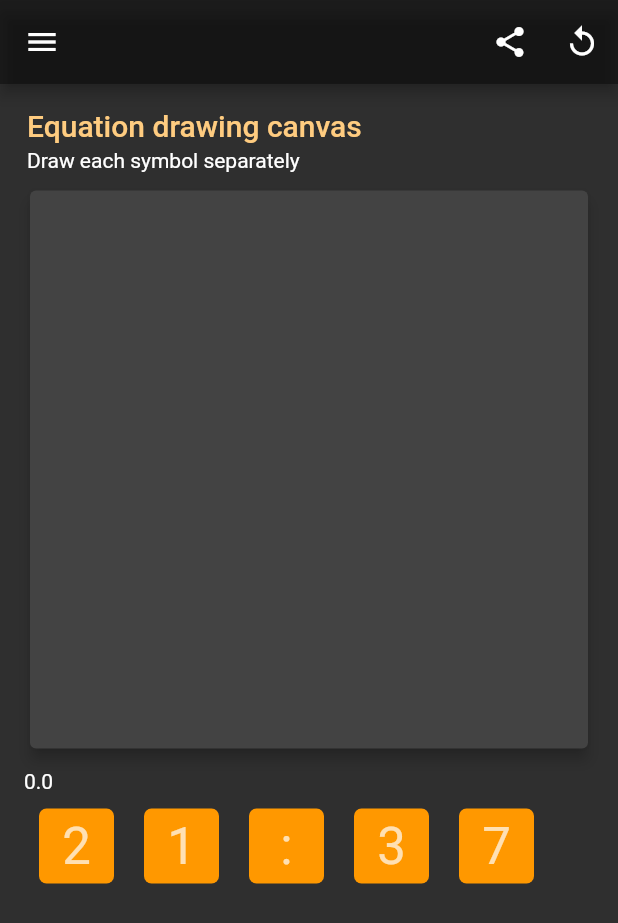
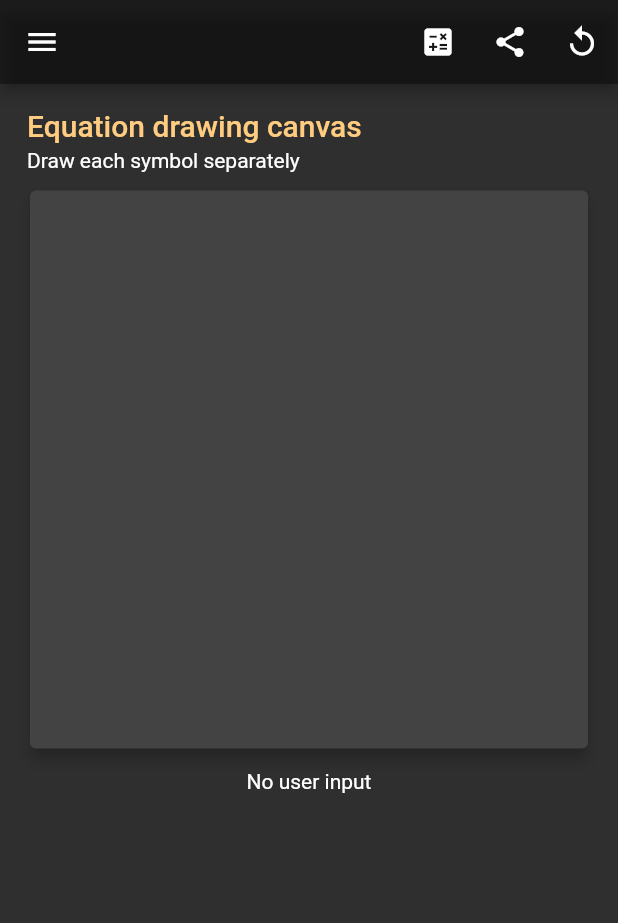
Before and after one commit to IrinUvis/canvas-math-expression-solver-mobile-app, a Flutter app: the screen it shows after launch, after a tap on the "share" icon, on a phone screen of 412 x 824 dp. Shown: the top 923 px of the screen. Run offline on Flutter 3.47's test engine with Material 2 defaults, Android fonts, the phone set to English and light mode, and no system bars; our stand-ins replace dartz, equatable, flutter_riverpod; missing offline and left inert: stack, tflite_flutter.

Commit message:
Modify providers, start implementing them in the main screen

```diff
--- a/lib/canvas/views/canvas_screen.dart
+++ b/lib/canvas/views/canvas_screen.dart
@@ -3,32 +3,34 @@ import 'package:canvas_equation_solver_mobile_app/calculator/calculator.dart';
 import 'package:canvas_equation_solver_mobile_app/canvas/models/drawn_line.dart';
 import 'package:canvas_equation_solver_mobile_app/canvas/widgets/app_drawer.dart';
 import 'package:canvas_equation_solver_mobile_app/canvas/widgets/number_container.dart';
-import 'package:canvas_equation_solver_mobile_app/math_operation_creator/models/math_operation.dart';
 import 'package:canvas_equation_solver_mobile_app/math_operation_creator/services/math_operation_creator.dart';
+import 'package:canvas_equation_solver_mobile_app/providers/equation_result_provider.dart';
+import 'package:canvas_equation_solver_mobile_app/providers/user_input_provider.dart';
 import 'package:canvas_equation_solver_mobile_app/theme/colors.dart';
 import 'package:flutter/material.dart';
+import 'package:flutter_riverpod/flutter_riverpod.dart';
 import '../widgets/drawing_area.dart';
 
-class CanvasScreen extends StatefulWidget {
+class CanvasScreen extends ConsumerStatefulWidget {
   const CanvasScreen({Key? key}) : super(key: key);
 
   static const horizontalPadding = 16.0;
   static const strokeWidth = 20.0;
 
   @override
-  State<CanvasScreen> createState() => _CanvasScreenState();
+  _CanvasScreenState createState() => _CanvasScreenState();
 }
 
-class _CanvasScreenState extends State<CanvasScreen> {
+class _CanvasScreenState extends ConsumerState<CanvasScreen> {
   late final MathOperationCreator _mathOperationCreator;
 
   // State
   DrawnLine? currentlyDrawnLine;
   List<DrawnLine> allDrawnLines = [];
-  MathOperation operation = const MathOperation(
-    operationElements: [],
-    result: 0.0,
-  );
+  // MathOperation operation = const MathOperation(
+  //   operationElements: [],
+  //   result: 0.0,
+  // );
 
   @override
   void initState() {
@@ -52,6 +54,8 @@ class _CanvasScreenState extends State<CanvasScreen> {
   @override
   Widget build(BuildContext context) {
     final canvasSize = MediaQuery.of(context).size.width - 2 * CanvasScreen.horizontalPadding;
+    final userInput = ref.watch(userInputProvider);
+    final equationResult = ref.watch(equationResultProvider);
 
     return Scaffold(
       appBar: AppBar(
@@ -72,6 +76,12 @@ class _CanvasScreenState extends State<CanvasScreen> {
           IconButton(
             onPressed: () {
               _updateOperationFromCurrentDrawing(canvasSize);
+            },
+            icon: const Icon(Icons.calculate),
+          ),
+          IconButton(
+            onPressed: () {
+              // TODO: Add sharing funcitonality
             },
             icon: const Icon(Icons.share),
           ),
@@ -116,18 +126,23 @@ class _CanvasScreenState extends State<CanvasScreen> {
               strokeWidth: CanvasScreen.strokeWidth,
             ),
             const SizedBox(height: 10),
-            operation.operationElements.isNotEmpty ? Text(operation.operationElements.last.toString()) : const SizedBox(),
-            Text(operation.result.toString()),
-            operation.errorMessage != null ? Text(operation.errorMessage!) : const SizedBox(),
+            // operation.operationElements.isNotEmpty ? Text(operation.operationElements.last.toString()) : const SizedBox(),
             Row(
-              children: const [
-                SymbolContainer(symbol: '2'),
-                SymbolContainer(symbol: '1'),
-                SymbolContainer(symbol: ':'),
-                SymbolContainer(symbol: '3'),
-                SymbolContainer(symbol: '7'),
+              children: [
+                ...userInput.map(
+                  (element) {
+                    return SymbolContainer(symbol: element.toString());
+                  },
+                ),
               ],
-            )
+            ),
+            Center(
+              child: equationResult.fold((l) {
+                return Text(l.message);
+              }, (r) {
+                return Text(r.toString());
+              }),
+            ),
           ],
         ),
       ),
@@ -188,7 +203,7 @@ class _CanvasScreenState extends State<CanvasScreen> {
     final image = await picture.toImage(size, size);
     await _mathOperationCreator.addMathSymbol(image);
     setState(() {
-      operation = _mathOperationCreator.operation;
+      // operation = _mathOperationCreator.operation;
     });
   }
 
--- a/lib/main.dart
+++ b/lib/main.dart
@@ -1,6 +1,7 @@
 import 'package:canvas_equation_solver_mobile_app/canvas_equation_solver.dart';
 import 'package:flutter/material.dart';
+import 'package:flutter_riverpod/flutter_riverpod.dart';
 
 void main() {
-  runApp(const CanvasEquationSolver());
+  runApp(const ProviderScope(child: CanvasEquationSolver()));
 }
--- a/lib/providers/equation_result_provider.dart
+++ b/lib/providers/equation_result_provider.dart
@@ -2,8 +2,14 @@ import 'package:canvas_equation_solver_mobile_app/failures/failure.dart';
 import 'package:dartz/dartz.dart';
 import 'package:flutter_riverpod/flutter_riverpod.dart';
 
-class EquationResultProvider extends StateNotifier<Either<Failure, double>> {
-  EquationResultProvider() : super(const Left(NoInputFailure()));
+// setup provider as a global variable
+final equationResultProvider = NotifierProvider<EquationResultProvider, Either<Failure, double>>(EquationResultProvider.new);
+
+class EquationResultProvider extends Notifier<Either<Failure, double>> {
+  @override
+  Either<Failure, double> build() {
+    return const Left(NoInputFailure());
+  }
 
   void setResult(double result) {
     state = Right(result);
--- a/lib/providers/user_input_provider.dart
+++ b/lib/providers/user_input_provider.dart
@@ -1,8 +1,14 @@
 import 'package:canvas_equation_solver_mobile_app/math_operation_creator/models/math_symbol.dart';
 import 'package:flutter_riverpod/flutter_riverpod.dart';
 
-class UserInputProvider extends StateNotifier<List<MathSymbol>> {
-  UserInputProvider() : super([]);
+// setup provider as a global variable
+final userInputProvider = NotifierProvider<UserInputProvider, List<MathSymbol>>(UserInputProvider.new);
+
+class UserInputProvider extends Notifier<List<MathSymbol>> {
+  @override
+  List<MathSymbol> build() {
+    return [];
+  }
 
   void addSymbol(MathSymbol symbol) {
     state.add(symbol);
```
